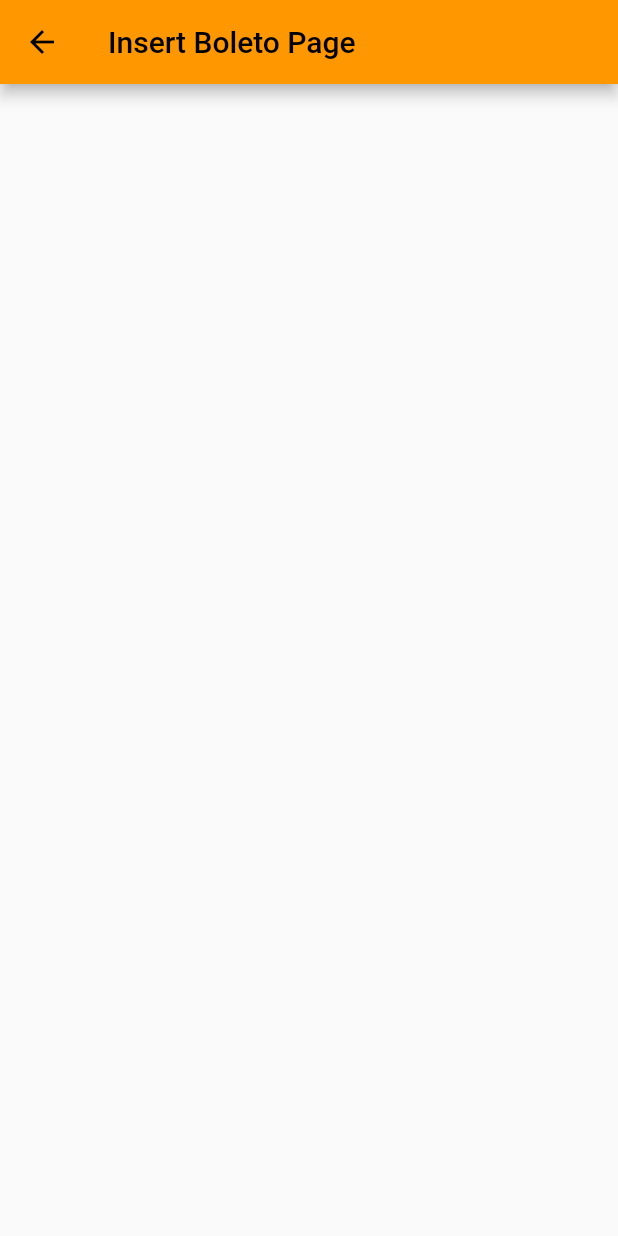
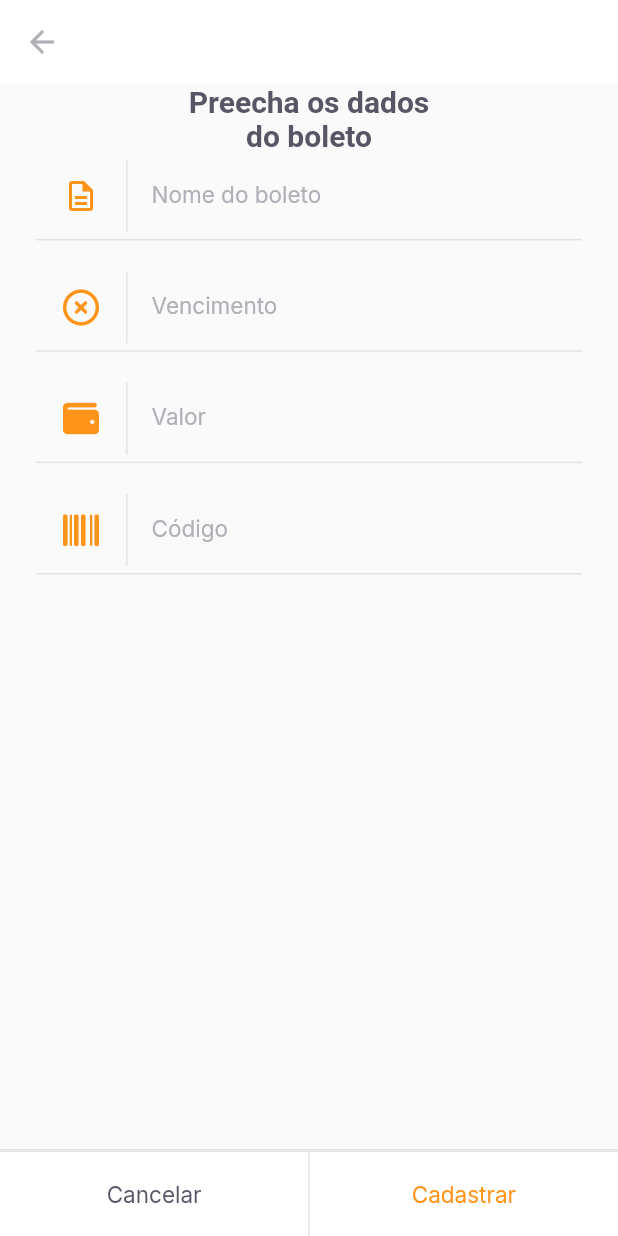
Before and after one commit to felipebaloneker/flutter.payflow, a Flutter app: the InsertBoletoPage screen opened by its route, on a phone screen of 412 x 824 dp. Run offline on Flutter 3.47's test engine with Material 2 defaults, Android fonts, the phone set to English and light mode, and no system bars; our stand-ins replace camera, firebase_core, flutter_masked_text2, font_awesome_flutter, google_fonts, google_sign_in and 2 more; missing offline and left inert: google_ml_kit; accounts and stored records are empty.

Commit message:
feature/ boleto file widget

```diff
--- a/lib/modules/home/home_page.dart
+++ b/lib/modules/home/home_page.dart
@@ -60,7 +60,8 @@ class _HomePageState extends State<HomePage> {
               icon: Icon(Icons.home, color: AppColors.primary)),
           GestureDetector(
             onTap: () {
-              Navigator.pushNamed(context, "/barcode_scanner");
+              // Navigator.pushNamed(context, "/barcode_scanner");
+              Navigator.pushNamed(context, "/insert_boleto");
             },
             child: Container(
                 width: 56,
--- /dev/null
+++ b/lib/modules/insert_boleto/insert_bolete_controller.dart
@@ -0,0 +1,36 @@
+import 'package:flutter/material.dart';
+import 'package:shared_preferences/shared_preferences.dart';
+
+import '../../shared/models/boleto_model.dart';
+
+class InsertBoletoController {
+  final formKey = GlobalKey<FormState>();
+  BoletoModel model = BoletoModel();
+  String? validateName(String? value) =>
+      value?.isEmpty ?? true ? "O nome não pode ser vazio" : null;
+  String? validateVencimento(String? value) =>
+      value?.isEmpty ?? true ? "A data de vencimento não pode ser vazio" : null;
+  String? validateValor(double value) =>
+      value == 0 ? "Insira um valor maior que R\$ 0,00" : null;
+  String? validateCodigo(String? value) =>
+      value?.isEmpty ?? true ? "O código do boleto não pode ser vazio" : null;
+
+  void onChange(
+      {String? name, String? dueDate, double? value, String? barcode}) {
+    model = model.copyWith(
+        name: name, dueDate: dueDate, value: value, barcode: barcode);
+  }
+
+  Future<void> saveBoleto() async {
+    final instance = await SharedPreferences.getInstance();
+    final boletos = instance.getStringList("boletos") ?? <String>[];
+    boletos.add(model.toJson());
+  }
+
+  Future<void> cadastrar() async {
+    final form = formKey.currentState;
+    if (form!.validate()) {
+      return await saveBoleto();
+    }
+  }
+}
--- a/lib/modules/insert_boleto/insert_boleto_page.dart
+++ b/lib/modules/insert_boleto/insert_boleto_page.dart
@@ -1,12 +1,134 @@
 import 'package:flutter/material.dart';
 import 'package:flutter/src/widgets/framework.dart';
 import 'package:flutter/src/widgets/placeholder.dart';
+import 'package:flutter_masked_text2/flutter_masked_text2.dart';
+import 'package:payflow/modules/insert_boleto/insert_bolete_controller.dart';
+import 'package:payflow/shared/widgets/input_text/input_text_widget.dart';
+import 'package:font_awesome_flutter/font_awesome_flutter.dart';
+import 'package:payflow/shared/widgets/set_label_buttons/set_label_buttons.dart';
 
-class InsertBoletoPage extends StatelessWidget {
-  const InsertBoletoPage({super.key});
+import '../../shared/themes/app_colors.dart';
+import '../../shared/themes/app_text_styles.dart';
+
+class InsertBoletoPage extends StatefulWidget {
+  final String? barcode;
+  const InsertBoletoPage({
+    super.key,
+    this.barcode,
+  });
+
+  @override
+  State<InsertBoletoPage> createState() => _InsertBoletoPageState();
+}
+
+class _InsertBoletoPageState extends State<InsertBoletoPage> {
+  final controller = InsertBoletoController();
+
+  final moneyInputTextController = MoneyMaskedTextController(
+      leftSymbol: "R\$", initialValue: 0, decimalSeparator: ",");
+  final dueDateInputTextController = MaskedTextController(mask: "00/00/0000");
+  final barcodeInputTextController = TextEditingController();
+
+  @override
+  void initState() {
+    if (widget.barcode != null) {
+      barcodeInputTextController.text = widget.barcode!;
+    }
+    super.initState();
+  }
 
   @override
   Widget build(BuildContext context) {
-    return Scaffold(appBar: AppBar(title: Text("Insert Boleto Page")));
+    return Scaffold(
+      appBar: AppBar(
+        backgroundColor: AppColors.background,
+        elevation: 0,
+        leading: BackButton(color: AppColors.input),
+      ),
+      body: SingleChildScrollView(
+        child: Padding(
+          padding: const EdgeInsets.symmetric(horizontal: 24),
+          child: Column(
+            crossAxisAlignment: CrossAxisAlignment.center,
+            children: [
+              Padding(
+                padding: const EdgeInsets.symmetric(
+                  horizontal: 90,
+                ),
+                child: Text(
+                  "Preecha os dados do boleto",
+                  style: AppTextStyles.titleBoldHeading,
+                  textAlign: TextAlign.center,
+                ),
+              ),
+              Form(
+                  key: controller.formKey,
+                  child: Column(
+                    children: [
+                      InputTextWidget(
+                        label: "Nome do boleto",
+                        icon: Icons.description_outlined,
+                        onChanged: (value) {
+                          controller.onChange(name: value);
+                        },
+                        validator: controller.validateName,
+                      ),
+                      InputTextWidget(
+                        controller: dueDateInputTextController,
+                        label: "Vencimento",
+                        icon: FontAwesomeIcons.timesCircle,
+                        validator: controller.validateVencimento,
+                        onChanged: (value) {
+                          controller.onChange(dueDate: value);
+                        },
+                      ),
+                      InputTextWidget(
+                        controller: moneyInputTextController,
+                        label: "Valor",
+                        icon: FontAwesomeIcons.wallet,
+                        validator: (_) => controller.validateValor(
+                            moneyInputTextController.numberValue),
+                        onChanged: (value) {
+                          controller.onChange(
+                              value: moneyInputTextController.numberValue);
+                        },
+                      ),
+                      InputTextWidget(
+                        controller: barcodeInputTextController,
+                        label: "Código",
+                        icon: FontAwesomeIcons.barcode,
+                        validator: controller.validateCodigo,
+                        onChanged: (value) {
+                          controller.onChange(barcode: value);
+                        },
+                      ),
+                    ],
+                  )),
+            ],
+          ),
+        ),
+      ),
+      bottomNavigationBar: Column(
+        mainAxisSize: MainAxisSize.min,
+        children: [
+          Divider(
+            height: 1,
+            thickness: 1,
+            color: AppColors.stroke,
+          ),
+          SetLabelButtons(
+              enableSecondaryColor: true,
+              primaryLabel: "Cancelar",
+              secondaryLabel: "Cadastrar",
+              primaryOnPressed: () {
+                Navigator.pop(context);
+              },
+              secondaryOnPressed: () async {
+                await controller.cadastrar();
+                Navigator.pop(context);
+              }),
+        ],
+      ),
+    );
   }
 }
--- /dev/null
+++ b/lib/shared/models/boleto_model.dart
@@ -0,0 +1,72 @@
+// ignore_for_file: public_member_api_docs, sort_constructors_first
+import 'dart:convert';
+
+class BoletoModel {
+  final String? name;
+  final String? dueDate;
+  final double? value;
+  final String? barcode;
+  BoletoModel({
+    this.name,
+    this.dueDate,
+    this.value,
+    this.barcode,
+  });
+
+  BoletoModel copyWith({
+    String? name,
+    String? dueDate,
+    double? value,
+    String? barcode,
+  }) {
+    return BoletoModel(
+      name: name ?? this.name,
+      dueDate: dueDate ?? this.dueDate,
+      value: value ?? this.value,
+      barcode: barcode ?? this.barcode,
+    );
+  }
+
+  Map<String, dynamic> toMap() {
+    return <String, dynamic>{
+      'name': name,
+      'dueDate': dueDate,
+      'value': value,
+      'barcode': barcode,
+    };
+  }
+
+  factory BoletoModel.fromMap(Map<String, dynamic> map) {
+    return BoletoModel(
+      name: map['name'] != null ? map['name'] as String : null,
+      dueDate: map['dueDate'] != null ? map['dueDate'] as String : null,
+      value: map['value'] != null ? map['value'] as double : null,
+      barcode: map['barcode'] != null ? map['barcode'] as String : null,
+    );
+  }
+
+  String toJson() => json.encode(toMap());
+
+  factory BoletoModel.fromJson(String source) =>
+      BoletoModel.fromMap(json.decode(source) as Map<String, dynamic>);
+
+  @override
+  String toString() {
+    return 'BoletoModel(name: $name, dueDate: $dueDate, value: $value, barcode: $barcode)';
+  }
+
+  @override
+  bool operator ==(covariant BoletoModel other) {
+    if (identical(this, other)) return true;
+
+    return other.name == name &&
+        other.dueDate == dueDate &&
+        other.value == value &&
+        other.barcode == barcode;
+  }
+
+  @override
+  int get hashCode {
+    return name.hashCode ^ dueDate.hashCode ^ value.hashCode ^ barcode.hashCode;
+  }
+}
--- /dev/null
+++ b/lib/shared/widgets/input_text/input_text_widget.dart
@@ -0,0 +1,65 @@
+import 'package:flutter/material.dart';
+import 'package:flutter/src/widgets/framework.dart';
+import 'package:flutter/src/widgets/placeholder.dart';
+import 'package:payflow/shared/themes/app_colors.dart';
+
+import '../../themes/app_text_styles.dart';
+
+class InputTextWidget extends StatelessWidget {
+  final String label;
+  final IconData icon;
+  final String? initialValue;
+  final String? Function(String?)? validator;
+  final TextEditingController? controller;
+  final void Function(String value) onChanged;
+
+  const InputTextWidget({
+    super.key,
+    required this.label,
+    required this.icon,
+    this.initialValue,
+    this.validator,
+    this.controller,
+    required this.onChanged,
+  });
+
+  @override
+  Widget build(BuildContext context) {
+    return Padding(
+      padding: const EdgeInsets.only(bottom: 16),
+      child: Column(
+        children: [
+          TextFormField(
+              onChanged: onChanged,
+              validator: validator,
+              initialValue: initialValue,
+              style: AppTextStyles.input,
+              decoration: InputDecoration(
+                labelText: label,
+                labelStyle: AppTextStyles.input,
+                icon: Row(
+                  mainAxisSize: MainAxisSize.min,
+                  children: [
+                    Padding(
+                      padding: const EdgeInsets.symmetric(horizontal: 18),
+                      child: Icon(icon, color: AppColors.primary),
+                    ),
+                    Container(
+                      width: 1,
+                      height: 48,
+                      color: AppColors.stroke,
+                    )
+                  ],
+                ),
+                border: InputBorder.none,
+              )),
+          Divider(
+            height: 1,
+            thickness: 1,
+            color: AppColors.stroke,
+          )
+        ],
+      ),
+    );
+  }
+}
--- a/lib/shared/widgets/label_button/label_button.dart
+++ b/lib/shared/widgets/label_button/label_button.dart
@@ -20,7 +20,7 @@ class LabelButton extends StatelessWidget {
     return Container(
       height: 56,
       child: TextButton(
-        onPressed: () {},
+        onPressed: onPressed,
         child: Text(
           label,
           style: style ?? AppTextStyles.buttonHeading,
--- a/lib/shared/widgets/set_label_buttons/set_label_buttons.dart
+++ b/lib/shared/widgets/set_label_buttons/set_label_buttons.dart
@@ -13,19 +13,31 @@ class SetLabelButtons extends StatelessWidget {
   final VoidCallback primaryOnPressed;
   final VoidCallback secondaryOnPressed;
   final bool enablePrimaryColor;
-
-  const SetLabelButtons(
-      {super.key,
+  final bool enableSecondaryColor;
+  const SetLabelButtons({
+    super.key,
     required this.primaryLabel,
     required this.secondaryLabel,
     required this.primaryOnPressed,
     required this.secondaryOnPressed,
-      this.enablePrimaryColor = false});
+    this.enablePrimaryColor = false,
+    this.enableSecondaryColor = false,
+  });
 
   @override
   Widget build(BuildContext context) {
     return Container(
-      color: AppColors.shape,
+      color: AppColors.background,
+      height: 57,
+      child: Column(
+        mainAxisSize: MainAxisSize.min,
+        children: [
+          Divider(
+            thickness: 1,
+            height: 1,
+            color: AppColors.stroke,
+          ),
+          Container(
             height: 56,
             child: Row(
               children: [
@@ -33,14 +45,20 @@ class SetLabelButtons extends StatelessWidget {
                     child: LabelButton(
                   label: primaryLabel,
                   onPressed: primaryOnPressed,
-            style: enablePrimaryColor ? AppTextStyles.buttonPrimary : null,
+                  style:
+                      enablePrimaryColor ? AppTextStyles.buttonPrimary : null,
                 )),
                 DividerVerticalWidget(),
                 Expanded(
                     child: LabelButton(
                   label: secondaryLabel,
                   onPressed: secondaryOnPressed,
+                  style:
+                      enableSecondaryColor ? AppTextStyles.buttonPrimary : null,
                 )),
+              ],
+            ),
+          ),
         ],
       ),
     );
```
Also changed, not shown: lib/modules/barcode_scanner/barcode_scanner_controller.dart (+5 -11 lines), lib/modules/barcode_scanner/barcode_scanner_page.dart (+9 -3 lines), lib/modules/barcode_scanner/barcode_scanner_status.dart (+5 -10 lines), lib/shared/widgets/boleto_file/boleto_file_widget.dart (added, +31 -0 lines). Lines whose indentation alone changed are shown as unchanged.
